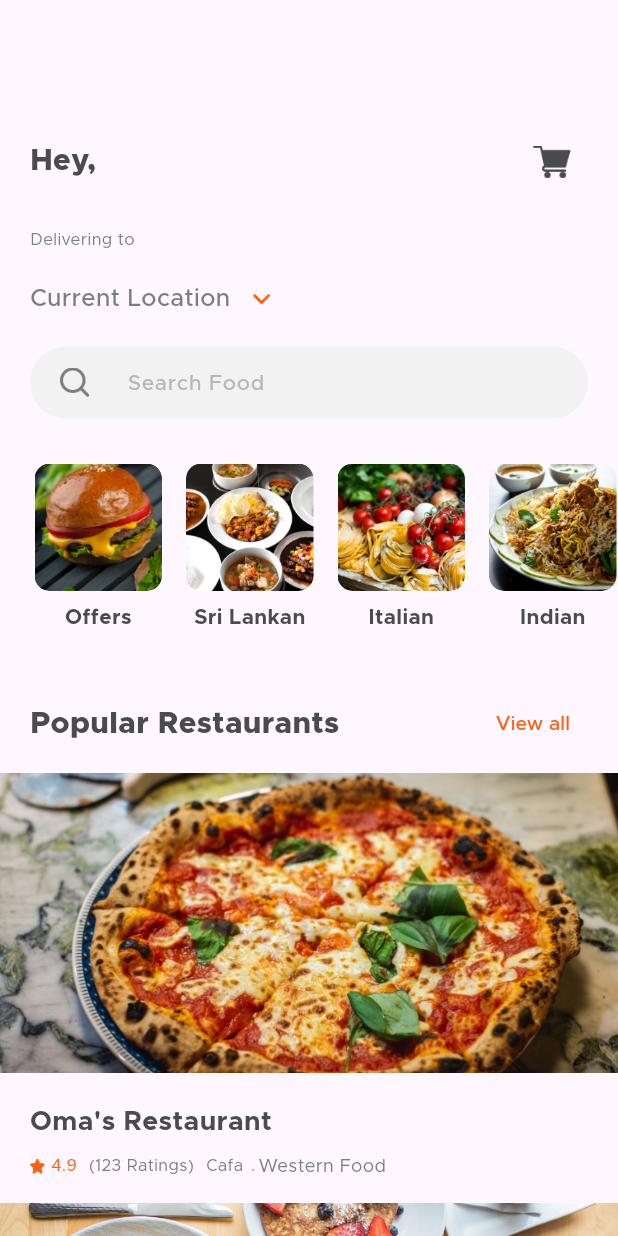
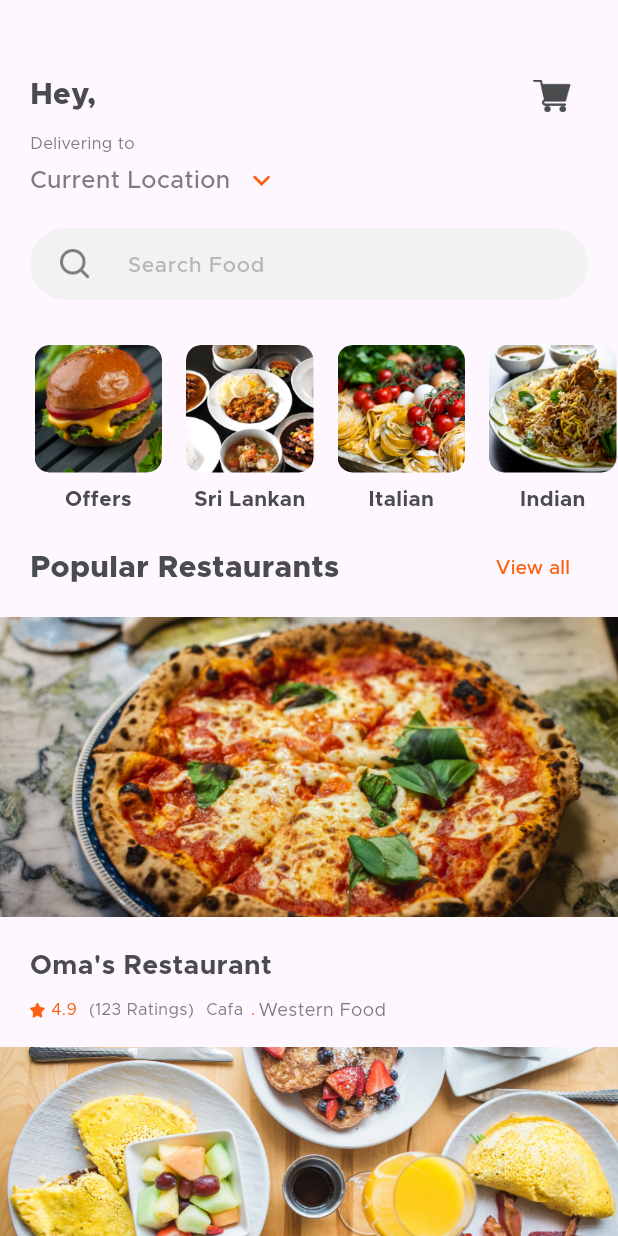
Before and after one commit to MUHAMMEDSINANCP/CP-Foodies, a Flutter app: the HomeView screen opened directly, on a phone screen of 412 x 824 dp. Run offline on Flutter 3.47's test engine with Material 3 defaults, Android fonts, the light colour scheme and no system bars; drawn by our look-alikes of flutter_easyloading; our stand-ins replace cloud_firestore, firebase_auth, firebase_core, flutter_rating_bar, get_it, google_maps_flutter and 2 more; missing offline and left inert: custom_map_markers, otp_pin_field; accounts and stored records are empty.

Commit message:
Successfully Completed

```diff
--- a/lib/view/home/home_view.dart
+++ b/lib/view/home/home_view.dart
@@ -126,7 +126,7 @@ class _HomeViewState extends State<HomeView> {
           child: Column(
             children: [
               const SizedBox(
-                height: 64,
+                height: 20,
               ),
               Padding(
                 padding: const EdgeInsets.symmetric(horizontal: 20),
@@ -156,9 +156,6 @@ class _HomeViewState extends State<HomeView> {
                   ],
                 ),
               ),
-              const SizedBox(
-                height: 20,
-              ),
               Padding(
                 padding: const EdgeInsets.symmetric(horizontal: 20),
                 child: Column(
@@ -172,7 +169,7 @@ class _HomeViewState extends State<HomeView> {
                       ),
                     ),
                     const SizedBox(
-                      height: 20,
+                      height: 5,
                     ),
                     Row(
                       mainAxisAlignment: MainAxisAlignment.start,
@@ -236,7 +233,7 @@ class _HomeViewState extends State<HomeView> {
                     }),
               ),
               const SizedBox(
-                height: 30,
+                height: 5,
               ),
               Padding(
                 padding: const EdgeInsets.symmetric(horizontal: 20),
```
